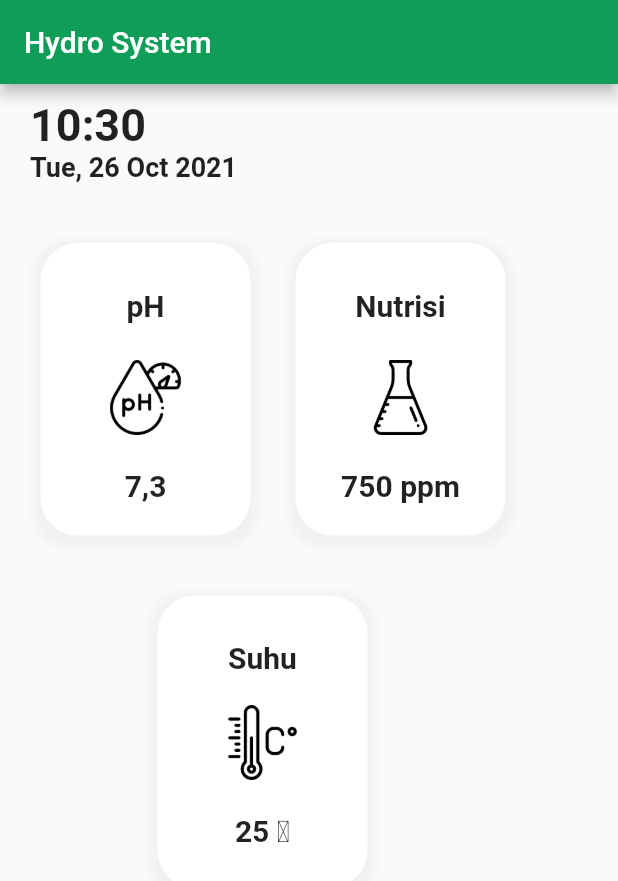
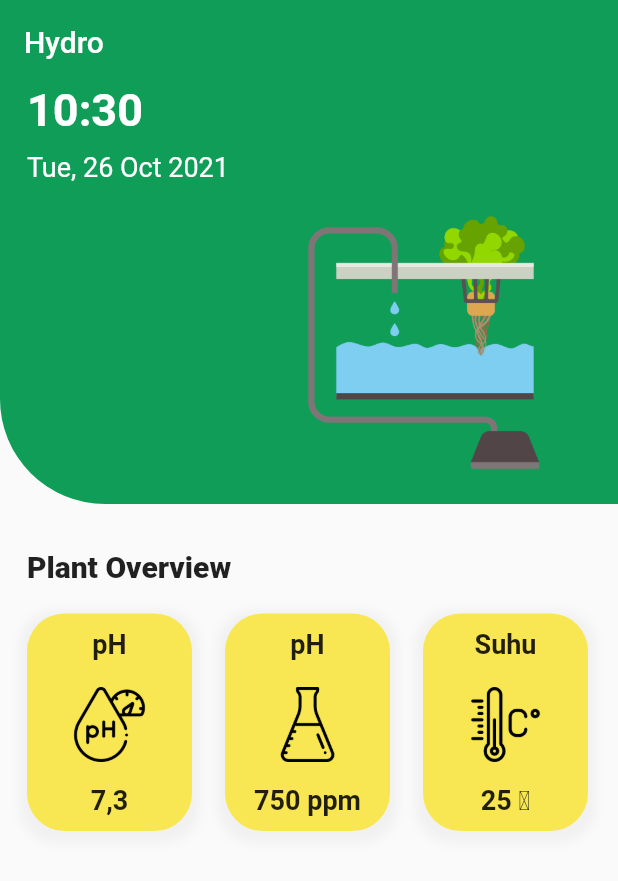
Before and after one commit to hhidayatinc/hidroponik, a Flutter app: the screen it shows after launch, on a phone screen of 412 x 824 dp. Shown: the top 881 px of the screen. Run offline on Flutter 3.47's test engine with Material 2 defaults, Android fonts, the light colour scheme and no system bars; our stand-ins replace hexcolor, splashscreen.

Commit message:
memperbaiki halaman home

```diff
--- a/lib/homepage.dart
+++ b/lib/homepage.dart
@@ -13,30 +13,78 @@ class HomePageState extends State<HomePage> {
     return Scaffold(
       appBar: AppBar(
         backgroundColor: HexColor("#109d58"),
-        title: Text("Hydro System"),
+        elevation: 0,
+        title: Text("Hydro"),
       ),
-      body: Padding(
-        padding: EdgeInsets.only(top: 10, left: 20),
+      body: Stack(
+        children: [
+          Container(
+            padding: EdgeInsets.symmetric(horizontal: 18),
+            width: double.infinity,
+            height: 280,
+            decoration: BoxDecoration(
+              color: HexColor("#109d58"),
+              borderRadius: BorderRadius.only(
+                bottomLeft: Radius.circular(70),
+              ),
+            ),
             child: Column(
               crossAxisAlignment: CrossAxisAlignment.start,
-          children: <Widget>[
+              children: [
                 Text(
                   getCurrentTime(),
-              style: TextStyle(fontSize: 30, fontWeight: FontWeight.w600),
+                  style: TextStyle(
+                    fontSize: 30,
+                    fontWeight: FontWeight.w600,
+                    color: Colors.white,
+                  ),
+                ),
+                SizedBox(
+                  height: 10,
                 ),
                 Text(
                   getCurrentDate(),
-              style: TextStyle(fontSize: 18, fontWeight: FontWeight.w600),
+                  style: TextStyle(
+                    fontSize: 18,
+                    fontWeight: FontWeight.w400,
+                    color: Colors.white,
+                  ),
+                ),
+                Row(
+                  mainAxisAlignment: MainAxisAlignment.end,
+                  children: [
+                    Image.asset(
+                      'assets/images/header.png',
+                      width: 214,
+                      height: 214,
+                    ),
+                  ],
+                ),
+              ],
+            ),
           ),
           Padding(
-              padding: EdgeInsets.only(top: 40, left: 7),
-              child: Row(
-                children: <Widget>[
+            padding: EdgeInsets.only(left: 18, top: 310, right: 18),
+            child: Column(
+              crossAxisAlignment: CrossAxisAlignment.start,
+              children: [
+                Text(
+                  "Plant Overview",
+                  style: TextStyle(
+                    fontSize: 20,
+                    fontWeight: FontWeight.w800,
+                  ),
+                ),
+                SizedBox(
+                  height: 20,
+                ),
+                Row(
+                  children: [
                     Container(
-                    height: 195,
-                    width: 140,
+                      height: 145,
+                      width: 110,
                       decoration: BoxDecoration(
-                      color: Colors.white,
+                        color: HexColor("#F8E752"),
                         borderRadius: BorderRadius.circular(25),
                         boxShadow: [
                           BoxShadow(
@@ -50,17 +98,17 @@ class HomePageState extends State<HomePage> {
                       child: Column(
                         children: <Widget>[
                           Padding(
-                          padding: EdgeInsets.only(top: 30),
+                            padding: EdgeInsets.only(top: 10),
                             child: Text(
                               "pH",
                               style: TextStyle(
-                              fontSize: 20,
+                                fontSize: 18,
                                 fontWeight: FontWeight.bold,
                               ),
                             ),
                           ),
                           Padding(
-                          padding: EdgeInsets.only(top: 25),
+                            padding: EdgeInsets.only(top: 18),
                             child: Image.asset(
                               'assets/images/ph.png',
                               width: 50,
@@ -68,26 +116,24 @@ class HomePageState extends State<HomePage> {
                             ),
                           ),
                           Padding(
-                          padding: EdgeInsets.only(top: 22),
+                            padding: EdgeInsets.only(top: 15),
                             child: Text(
                               "7,3",
                               style: TextStyle(
-                              fontSize: 20,
-                              fontWeight: FontWeight.bold,
+                                fontSize: 18,
+                                fontWeight: FontWeight.w600,
                               ),
                             ),
                           ),
                         ],
                       ),
                     ),
-                  SizedBox(
-                    width: 30,
-                  ),
+                    SizedBox(width: 22),
                     Container(
-                    height: 195,
-                    width: 140,
+                      height: 145,
+                      width: 110,
                       decoration: BoxDecoration(
-                      color: Colors.white,
+                        color: HexColor("#F8E752"),
                         borderRadius: BorderRadius.circular(25),
                         boxShadow: [
                           BoxShadow(
@@ -101,17 +147,17 @@ class HomePageState extends State<HomePage> {
                       child: Column(
                         children: <Widget>[
                           Padding(
-                          padding: EdgeInsets.only(top: 30),
+                            padding: EdgeInsets.only(top: 10),
                             child: Text(
-                            "Nutrisi",
+                              "pH",
                               style: TextStyle(
-                              fontSize: 20,
+                                fontSize: 18,
                                 fontWeight: FontWeight.bold,
                               ),
                             ),
                           ),
                           Padding(
-                          padding: EdgeInsets.only(top: 25),
+                            padding: EdgeInsets.only(top: 18),
                             child: Image.asset(
                               'assets/images/flask.png',
                               width: 50,
@@ -119,28 +165,24 @@ class HomePageState extends State<HomePage> {
                             ),
                           ),
                           Padding(
-                          padding: EdgeInsets.only(top: 22),
+                            padding: EdgeInsets.only(top: 15),
                             child: Text(
                               "750 ppm",
                               style: TextStyle(
-                              fontSize: 20,
-                              fontWeight: FontWeight.bold,
+                                fontSize: 18,
+                                fontWeight: FontWeight.w600,
                               ),
                             ),
                           ),
                         ],
                       ),
                     ),
-                ],
-              ),
-            ),
-            Padding(
-              padding: EdgeInsets.only(top: 40, left: 85),
-              child: Container(
-                height: 195,
-                width: 140,
+                    SizedBox(width: 22),
+                    Container(
+                      height: 145,
+                      width: 110,
                       decoration: BoxDecoration(
-                  color: Colors.white,
+                        color: HexColor("#F8E752"),
                         borderRadius: BorderRadius.circular(25),
                         boxShadow: [
                           BoxShadow(
@@ -154,17 +196,17 @@ class HomePageState extends State<HomePage> {
                       child: Column(
                         children: <Widget>[
                           Padding(
-                      padding: EdgeInsets.only(top: 30),
+                            padding: EdgeInsets.only(top: 10),
                             child: Text(
                               "Suhu",
                               style: TextStyle(
-                          fontSize: 20,
+                                fontSize: 18,
                                 fontWeight: FontWeight.bold,
                               ),
                             ),
                           ),
                           Padding(
-                      padding: EdgeInsets.only(top: 20),
+                            padding: EdgeInsets.only(top: 18),
                             child: Image.asset(
                               'assets/images/celsius.png',
                               width: 50,
@@ -172,21 +214,24 @@ class HomePageState extends State<HomePage> {
                             ),
                           ),
                           Padding(
-                      padding: EdgeInsets.only(top: 22),
+                            padding: EdgeInsets.only(top: 15),
                             child: Text(
                               "25 \u2103",
                               style: TextStyle(
-                          fontSize: 20,
-                          fontWeight: FontWeight.bold,
+                                fontSize: 18,
+                                fontWeight: FontWeight.w600,
                               ),
                             ),
                           ),
                         ],
                       ),
                     ),
-            )
                   ],
                 ),
+              ],
+            ),
+          ),
+        ],
       ),
     );
   }
```
Also changed, not shown: assets/images/header.png (added). Lines whose indentation alone changed are shown as unchanged.
